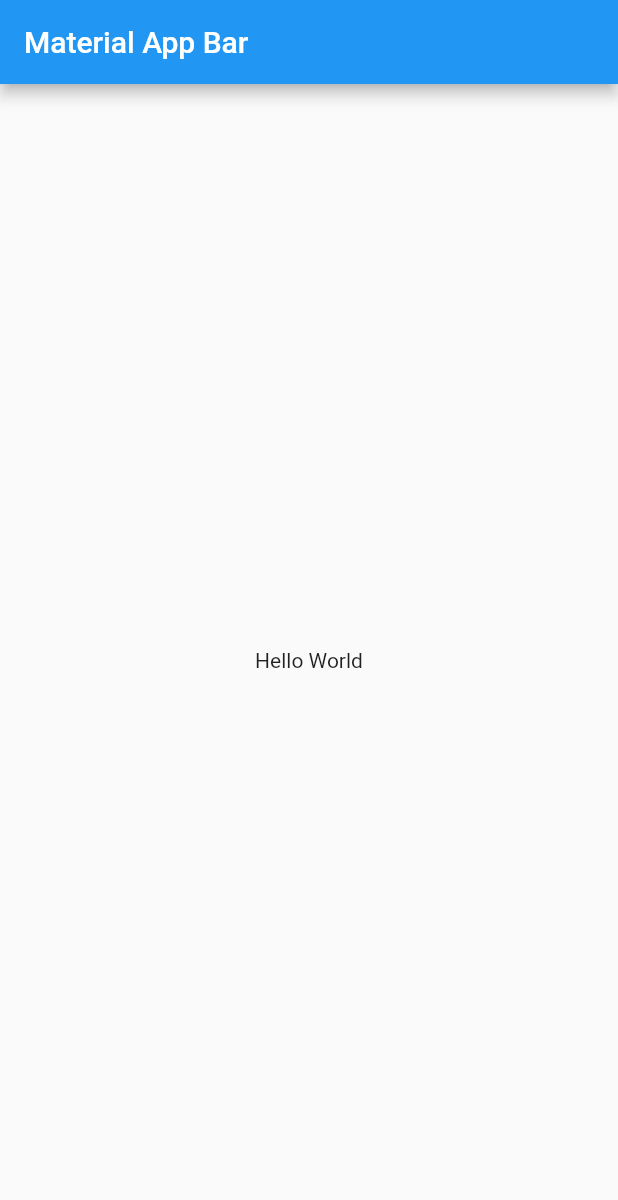
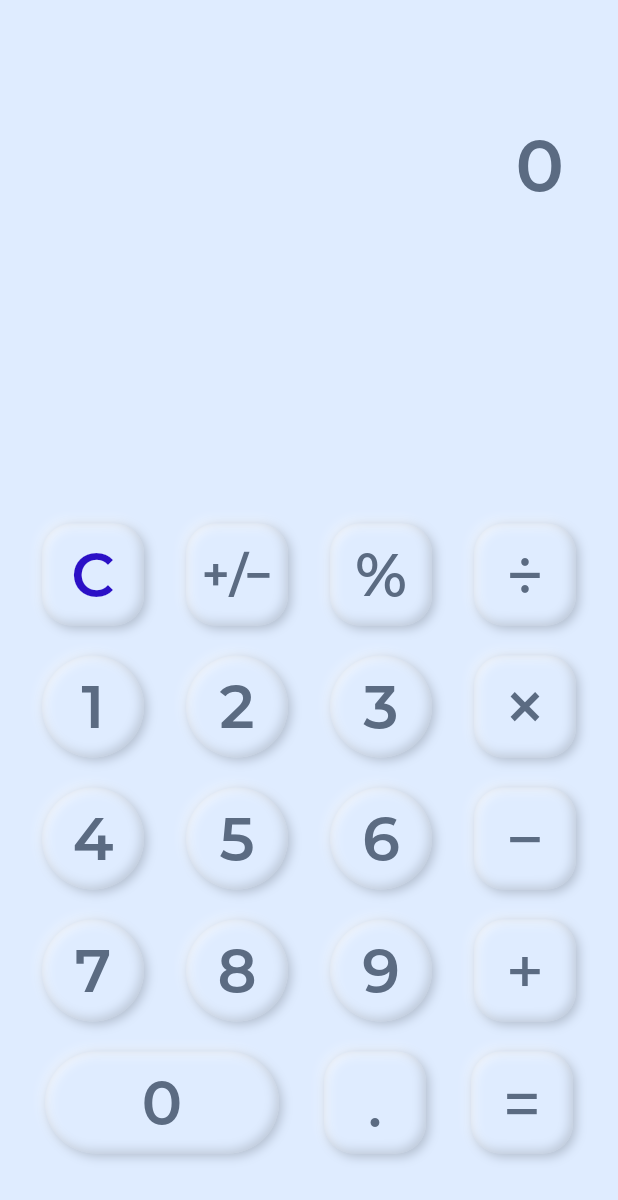
Before and after one commit to berkaykizgir/neumorphism-calculator, a Flutter app: the screen it shows after launch, on a phone screen of 412 x 824 dp. Shown: the top 1200 px of the screen. Run offline on Flutter 3.47's test engine with Material 2 defaults, Android fonts, the light colour scheme and no system bars; our stand-ins replace flutter_inset_box_shadow, flutter_riverpod; missing offline and left inert: function_tree.

Commit message:
speed code

```diff
--- /dev/null
+++ b/lib/components/calculation_text.dart
@@ -0,0 +1,37 @@
+import 'package:flutter/material.dart';
+import 'package:flutter_riverpod/flutter_riverpod.dart';
+import 'package:neumorphism_calculator/provider/calculation_provider.dart';
+import 'package:neumorphism_calculator/utils/constants.dart';
+
+class CalculationText extends ConsumerWidget {
+  const CalculationText({Key? key}) : super(key: key);
+
+  @override
+  Widget build(BuildContext context, WidgetRef ref) {
+    final calculationNotifier = ref.watch(calculationProvider);
+    return Column(
+      crossAxisAlignment: CrossAxisAlignment.end,
+      children: [
+        FittedBox(
+          fit: BoxFit.fitWidth,
+          child: Text(
+            calculationNotifier.prevData,
+            style: TextStyle(
+              fontSize: 32,
+              color: kSecondaryColor.withOpacity(0.7),
+              fontWeight: FontWeight.bold,
+            ),
+          ),
+        ),
+        const SizedBox(height: 12),
+        FittedBox(
+          fit: BoxFit.fitWidth,
+          child: Text(
+            calculationNotifier.data,
+            style: const TextStyle(fontSize: 48, fontWeight: FontWeight.bold),
+          ),
+        )
+      ],
+    );
+  }
+}
--- /dev/null
+++ b/lib/components/calculator_button.dart
@@ -0,0 +1,99 @@
+import 'package:flutter/material.dart' hide BoxShadow, BoxDecoration;
+import 'package:flutter_inset_box_shadow/flutter_inset_box_shadow.dart';
+import 'package:flutter_riverpod/flutter_riverpod.dart';
+import 'package:neumorphism_calculator/provider/calculation_provider.dart';
+import 'package:neumorphism_calculator/utils/constants.dart';
+
+enum Shape {
+  square,
+  circle,
+  stadium,
+}
+
+class CalculatorButton extends ConsumerStatefulWidget {
+  final String text;
+  final Color textColor;
+  final double fontSize;
+  final FontWeight fontWeight;
+  final double width;
+  final double height;
+  final Shape shape;
+  final int animationDurationInMS;
+  const CalculatorButton({
+    Key? key,
+    required this.text,
+    this.textColor = kSecondaryColor,
+    this.fontSize = 40,
+    this.fontWeight = FontWeight.bold,
+    this.width = 68,
+    this.height = 68,
+    this.shape = Shape.square,
+    this.animationDurationInMS = 100,
+  }) : super(key: key);
+
+  @override
+  ConsumerState<ConsumerStatefulWidget> createState() => _CalculatorButtonState();
+}
+
+class _CalculatorButtonState extends ConsumerState<CalculatorButton> {
+  bool isPressed = false;
+  @override
+  Widget build(BuildContext context) {
+    final borderRadius = widget.shape == Shape.circle ? null : BorderRadius.circular(widget.shape == Shape.square ? 20 : 36);
+    final shape = widget.shape == Shape.circle ? BoxShape.circle : BoxShape.rectangle;
+    return Listener(
+      onPointerDown: (event) => setState(() => isPressed = true),
+      onPointerUp: (event) => setState(() {
+        isPressed = false;
+        final provider = ref.read(calculationProvider.notifier);
+        if (widget.shape == Shape.square) {
+          provider.addSign(widget.text);
+        } else {
+          provider.addNumber(widget.text);
+        }
+      }),
+      child: AnimatedContainer(
+        duration: Duration(milliseconds: widget.animationDurationInMS),
+        width: widget.width,
+        height: widget.height,
+        decoration: BoxDecoration(borderRadius: borderRadius, shape: shape, color: kPrimaryColor, boxShadow: [
+          BoxShadow(
+            offset: const Offset(-2, -2),
+            blurRadius: 5,
+            color: const Color(0x80FFFFFF),
+            inset: isPressed,
+          ),
+          BoxShadow(
+            offset: const Offset(2, 2),
+            blurRadius: 5,
+            color: const Color(0x80838E9E),
+            inset: isPressed,
+          ),
+          BoxShadow(
+            offset: const Offset(2, 2),
+            blurRadius: 5,
+            color: isPressed ? Colors.transparent : const Color(0xACFFFFFF),
+            inset: true,
+          ),
+          BoxShadow(
+            offset: const Offset(-2, -2),
+            blurRadius: 5,
+            color: isPressed ? Colors.transparent : const Color(0x66838E9E),
+            inset: true,
+          ),
+        ]),
+        child: Center(
+          child: Text(
+            widget.text,
+            textAlign: TextAlign.center,
+            style: TextStyle(
+              fontSize: widget.fontSize,
+              fontWeight: widget.fontWeight,
+              color: widget.textColor,
+            ),
+          ),
+        ),
+      ),
+    );
+  }
+}
--- a/lib/main.dart
+++ b/lib/main.dart
@@ -1,6 +1,10 @@
 import 'package:flutter/material.dart';
+import 'package:flutter_riverpod/flutter_riverpod.dart';
+import 'package:neumorphism_calculator/utils/constants.dart';
 
-void main() => runApp(const MyApp());
+import 'screens/home_screen.dart';
+
+void main() => runApp(const ProviderScope(child: MyApp()));
 
 class MyApp extends StatelessWidget {
   const MyApp({super.key});
@@ -8,15 +12,13 @@ class MyApp extends StatelessWidget {
   @override
   Widget build(BuildContext context) {
     return MaterialApp(
-      title: 'Material App',
-      home: Scaffold(
-        appBar: AppBar(
-          title: const Text('Material App Bar'),
-        ),
-        body: const Center(
-          child: Text('Hello World'),
-        ),
+      title: 'Calculator App',
+      debugShowCheckedModeBanner: false,
+      theme: ThemeData(
+        scaffoldBackgroundColor: kPrimaryColor,
+        textTheme: Theme.of(context).textTheme.apply(fontFamily: 'Montserrat', bodyColor: kSecondaryColor),
       ),
+      home: const HomeScreen(),
     );
   }
 }
--- /dev/null
+++ b/lib/screens/home_screen.dart
@@ -0,0 +1,103 @@
+import 'package:flutter/material.dart';
+import 'package:neumorphism_calculator/components/calculation_text.dart';
+
+import '../components/calculator_button.dart';
+
+class HomeScreen extends StatelessWidget {
+  const HomeScreen({Key? key}) : super(key: key);
+  List<Widget> get row1 => const [
+        CalculatorButton(
+          text: 'C',
+          textColor: Color.fromARGB(255, 43, 16, 198),
+        ),
+        CalculatorButton(
+          text: '+/\u2212',
+          fontSize: 32,
+        ),
+        CalculatorButton(text: '%'),
+        CalculatorButton(
+          text: '\u00F7',
+          fontSize: 44,
+          fontWeight: FontWeight.normal,
+        ),
+      ];
+
+  List<Widget> get row2 => [
+        for (final i in [
+          '1',
+          '2',
+          '3',
+        ])
+          CalculatorButton(text: i, shape: Shape.circle),
+        const CalculatorButton(
+          text: '\u00D7',
+          fontSize: 52,
+          fontWeight: FontWeight.normal,
+        )
+      ];
+  List<Widget> get row3 => [
+        for (final i in ['4', '5', '6']) CalculatorButton(text: i, shape: Shape.circle),
+        const CalculatorButton(
+          text: '\u2212',
+          fontSize: 44,
+          fontWeight: FontWeight.normal,
+        )
+      ];
+  List<Widget> get row4 => [
+        for (final i in ['7', '8', '9']) CalculatorButton(text: i, shape: Shape.circle),
+        const CalculatorButton(
+          text: '+',
+          fontSize: 44,
+          fontWeight: FontWeight.normal,
+        )
+      ];
+  List<Widget> get row5 => const [
+        CalculatorButton(
+          text: '0',
+          width: 156,
+          shape: Shape.stadium,
+        ),
+        CalculatorButton(
+          text: '.',
+          fontSize: 44,
+          fontWeight: FontWeight.normal,
+        ),
+        CalculatorButton(
+          text: '=',
+          fontSize: 44,
+          fontWeight: FontWeight.normal,
+        )
+      ];
+
+  @override
+  Widget build(BuildContext context) {
+    final rows = [row1, row2, row3, row4, row5];
+    return Scaffold(
+        body: Column(
+      crossAxisAlignment: CrossAxisAlignment.end,
+      children: [
+        const SizedBox(height: 30),
+        const Padding(
+          padding: EdgeInsets.symmetric(horizontal: 36),
+          child: CalculationText(),
+        ),
+        const Spacer(),
+        ListView.separated(
+          itemBuilder: (context, index) => Row(
+            mainAxisAlignment: MainAxisAlignment.spaceEvenly,
+            children: rows[index],
+          ),
+          separatorBuilder: (_, __) => const SizedBox(
+            height: 20,
+          ),
+          itemCount: rows.length,
+          physics: const NeverScrollableScrollPhysics(),
+          shrinkWrap: true,
+        ),
+        const SizedBox(
+          height: 55,
+        ),
+      ],
+    ));
+  }
+}
--- /dev/null
+++ b/lib/utils/constants.dart
@@ -0,0 +1,4 @@
+import 'package:flutter/material.dart';
+
+const kPrimaryColor = Color(0xFFDFECFF);
+const kSecondaryColor = Color(0xFF5B6B82);
```
Also changed, not shown: lib/provider/calculation_provider.dart (added, +112 -0 lines), pubspec.yaml (+10 -14 lines), assets/fonts/Montserrat-Medium.otf (added), assets/fonts/Montserrat-SemiBold.otf (added), pubspec.lock.
